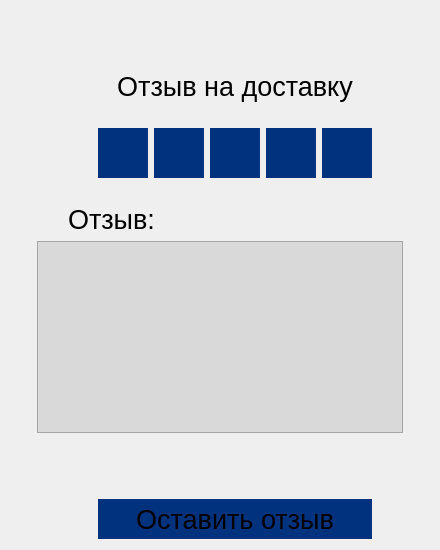
elllymAn/bysto_prosto, file reviewform.ui: the form before one commit.
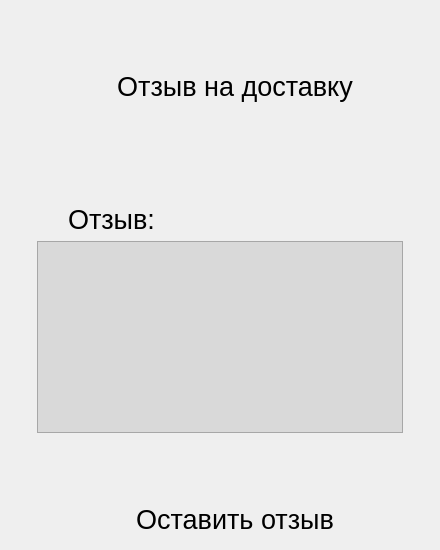
The form after the commit. Icons and pictures are not drawn.

The edit to the form file:
```diff
--- a/reviewform.ui
+++ b/reviewform.ui
@@ -30,7 +30,6 @@
 QPushButton
 {
 border-style: none;
-background-color: #01327D;
 }</string>
   </property>
   <layout class="QGridLayout" name="gridLayout">
```
